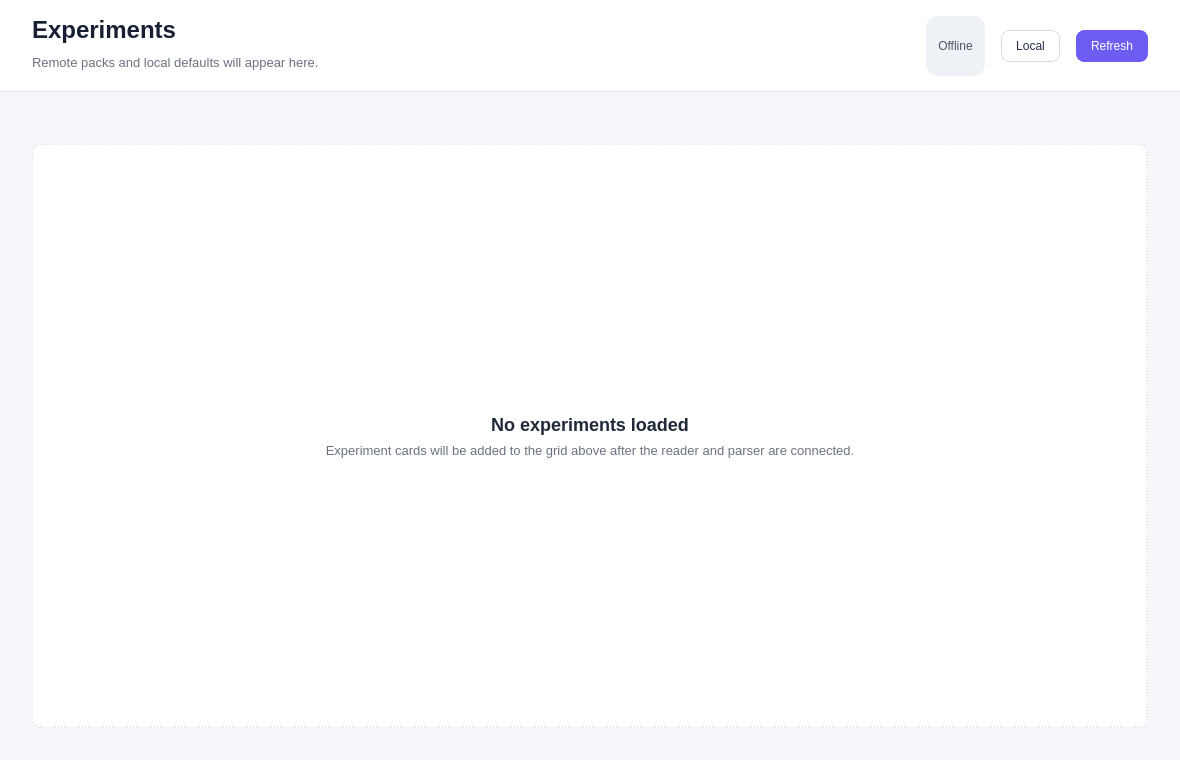
Old version of the form EzLaboratory/source/app/MainWindow.ui in the repository Shulincooky/EzLaboratory.
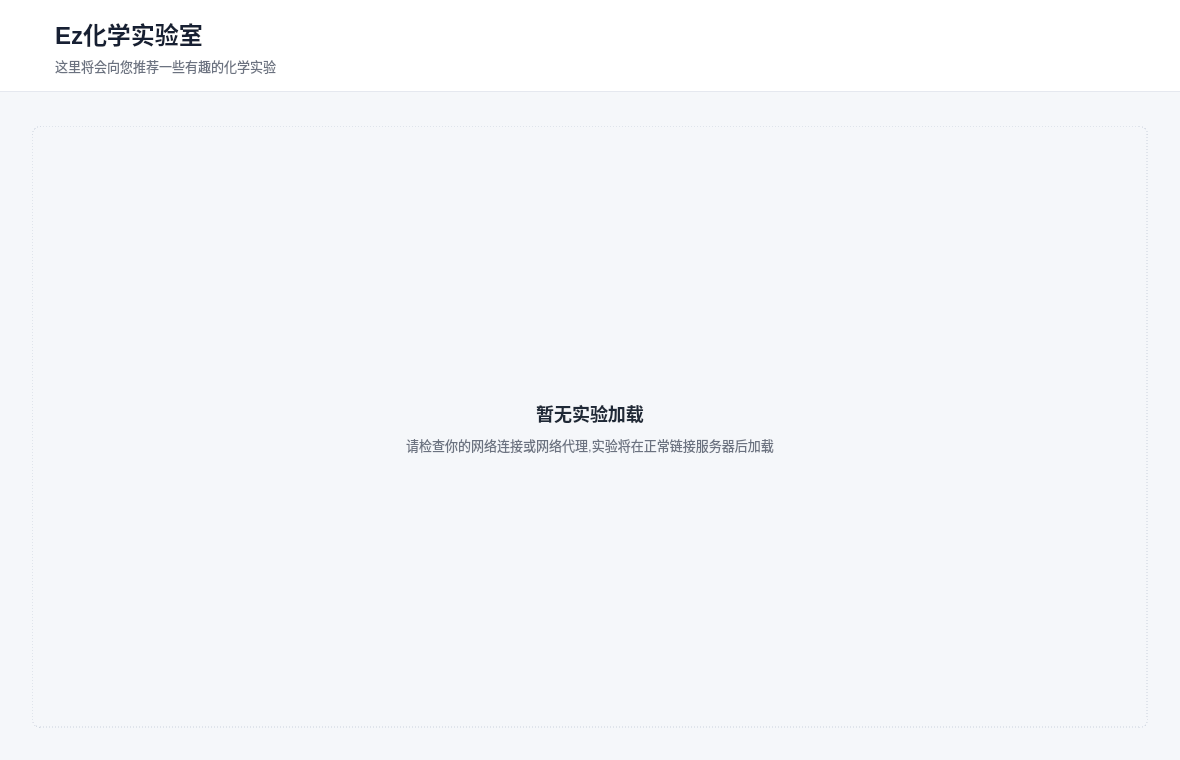
New version of the form. Icons and pictures are not drawn.

Diff of the .ui file:
```diff
--- a/EzLaboratory/source/app/MainWindow.ui
+++ b/EzLaboratory/source/app/MainWindow.ui
@@ -20,7 +20,10 @@
    <string>EzLaboratory</string>
   </property>
   <property name="styleSheet">
-   <string notr="true">QMainWindow {
+   <string notr="true">* {
+border:0px;
+}
+QMainWindow {
     background: #F5F7FA;
 }
 
@@ -53,10 +56,8 @@
 
 QPushButton {
     background: #FFFFFF;
-    border: 1px solid #D7DCE5;
     border-radius: 8px;
     color: #243047;
-    padding: 8px 14px;
 }
 
 QPushButton:hover {
@@ -87,7 +88,6 @@
 }
 
 QFrame#emptyHintFrame {
-    background: #FFFFFF;
     border: 1px dashed #CAD1DC;
     border-radius: 8px;
 }
@@ -103,6 +103,12 @@
     font-size: 13px;
 }</string>
   </property>
+  <property name="iconSize">
+   <size>
+    <width>20</width>
+    <height>20</height>
+   </size>
+  </property>
   <widget class="QWidget" name="centralWidget">
    <layout class="QVBoxLayout" name="mainLayout">
     <property name="spacing">
@@ -150,6 +156,19 @@
        <property name="bottomMargin">
         <number>16</number>
        </property>
+       <item>
+        <widget class="QLabel" name="label">
+         <property name="enabled">
+          <bool>true</bool>
+         </property>
+         <property name="text">
+          <string/>
+         </property>
+         <property name="pixmap">
+          <pixmap resource="../../resources/Main.qrc">:/Main/icon/icon.svg</pixmap>
+         </property>
+        </widget>
+       </item>
        <item>
         <layout class="QVBoxLayout" name="titleLayout">
          <property name="spacing">
@@ -158,14 +177,14 @@
          <item>
           <widget class="QLabel" name="titleLabel">
            <property name="text">
-            <string>Experiments</string>
+            <string>Ez化学实验室</string>
            </property>
           </widget>
          </item>
          <item>
           <widget class="QLabel" name="subtitleLabel">
            <property name="text">
-            <string>Remote packs and local defaults will appear here.</string>
+            <string>这里将会向您推荐一些有趣的化学实验</string>
            </property>
           </widget>
          </item>
@@ -185,26 +204,19 @@
         </spacer>
        </item>
        <item>
-        <widget class="QLabel" name="connectionStatusLabel">
+        <widget class="QPushButton" name="pushButton">
          <property name="text">
-          <string>Offline</string>
+          <string/>
          </property>
-         <property name="alignment">
-          <set>Qt::AlignmentFlag::AlignCenter</set>
+         <property name="icon">
+          <iconset resource="../../resources/Main.qrc">
+           <normaloff>:/Main/icon/setting.svg</normaloff>:/Main/icon/setting.svg</iconset>
          </property>
-        </widget>
-       </item>
-       <item>
-        <widget class="QPushButton" name="loadLocalButton">
-         <property name="text">
-          <string>Local</string>
-         </property>
-        </widget>
-       </item>
-       <item>
-        <widget class="QPushButton" name="refreshButton">
-         <property name="text">
-          <string>Refresh</string>
+         <property name="iconSize">
+          <size>
+           <width>32</width>
+           <height>32</height>
+          </size>
          </property>
         </widget>
        </item>
@@ -228,10 +240,7 @@
          <height>668</height>
         </rect>
        </property>
-       <layout class="QVBoxLayout" name="scrollContentLayout">
-        <property name="spacing">
-         <number>24</number>
-        </property>
+       <layout class="QGridLayout" name="gridLayout">
         <property name="leftMargin">
          <number>32</number>
         </property>
@@ -268,7 +277,7 @@
           </layout>
          </widget>
         </item>
-        <item>
+        <item row="1" column="0">
          <widget class="QFrame" name="emptyHintFrame">
           <property name="minimumSize">
            <size>
@@ -314,7 +323,7 @@
            <item>
             <widget class="QLabel" name="emptyHintTitleLabel">
              <property name="text">
-              <string>No experiments loaded</string>
+              <string>暂无实验加载</string>
              </property>
              <property name="alignment">
               <set>Qt::AlignmentFlag::AlignCenter</set>
@@ -324,7 +333,7 @@
            <item>
             <widget class="QLabel" name="emptyHintBodyLabel">
              <property name="text">
-              <string>Experiment cards will be added to the grid above after the reader and parser are connected.</string>
+              <string>请检查你的网络连接或网络代理,实验将在正常链接服务器后加载</string>
              </property>
              <property name="alignment">
               <set>Qt::AlignmentFlag::AlignCenter</set>
```
Left out of the diff: 9 changed lines with no effect on the pictures.
